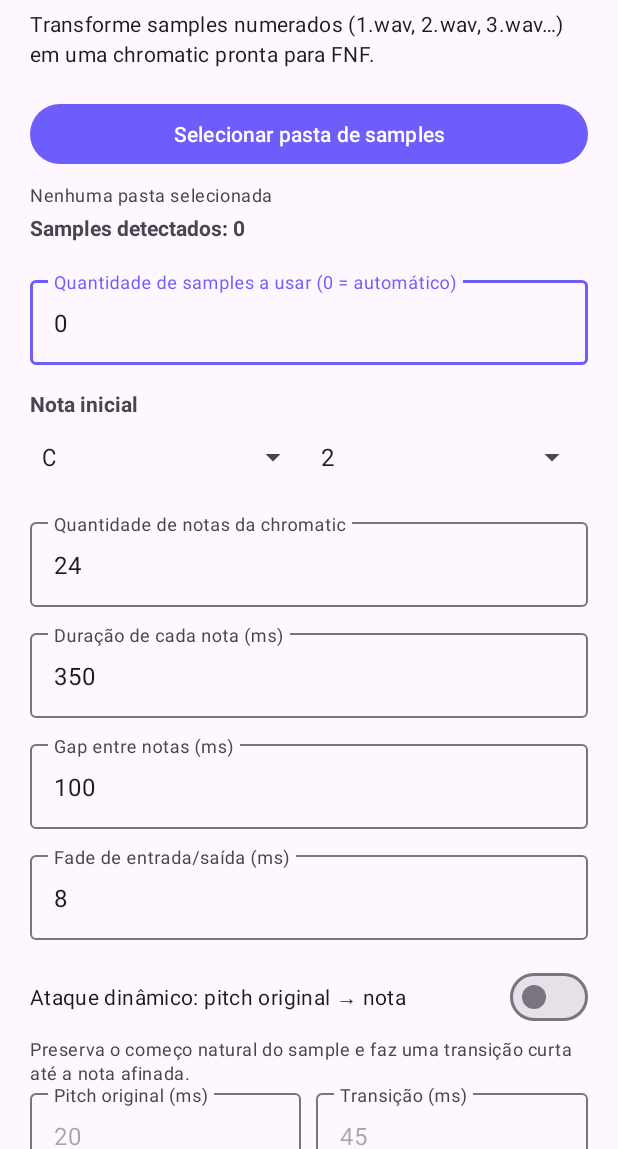
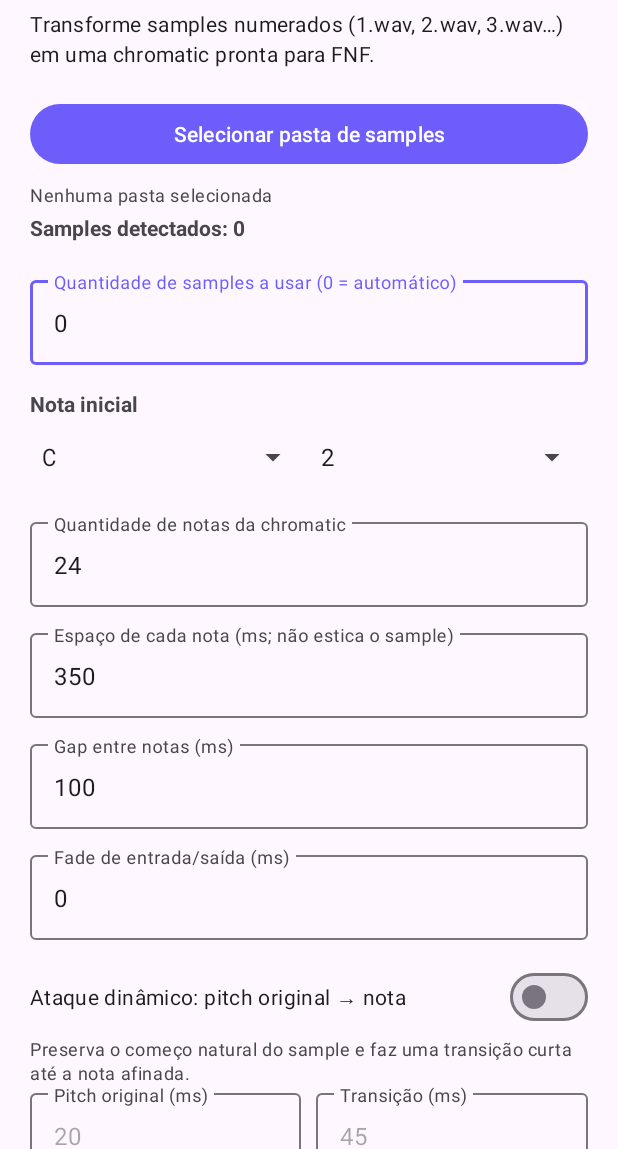
Before and after one commit to Vitkkk/Chromatic-scale-generator-mobile, an Android app: the screen it shows after launch (MainActivity), on a phone screen of 412 x 824 dp, the part 87-1236 px from its top. Run offline under Robolectric (Android 15) with nearby library versions, the light colour scheme and no system bars.

Commit message:
Use desktop-faithful audio defaults

```diff
--- a/app/src/main/res/layout/activity_main.xml
+++ b/app/src/main/res/layout/activity_main.xml
@@ -104,7 +104,7 @@
             android:layout_width="match_parent"
             android:layout_height="wrap_content"
             android:layout_marginTop="12dp"
-            android:hint="Duração de cada nota (ms)">
+            android:hint="Espaço de cada nota (ms; não estica o sample)">
 
             <com.google.android.material.textfield.TextInputEditText
                 android:id="@+id/noteDurationInput"
@@ -139,7 +139,7 @@
                 android:layout_width="match_parent"
                 android:layout_height="wrap_content"
                 android:inputType="number"
-                android:text="8" />
+                android:text="0" />
         </com.google.android.material.textfield.TextInputLayout>
 
         <com.google.android.material.materialswitch.MaterialSwitch
@@ -216,7 +216,7 @@
             android:layout_width="match_parent"
             android:layout_height="wrap_content"
             android:layout_marginTop="14dp"
-            android:checked="true"
+            android:checked="false"
             android:text="Normalizar volume das notas" />
 
         <com.google.android.material.materialswitch.MaterialSwitch
```
